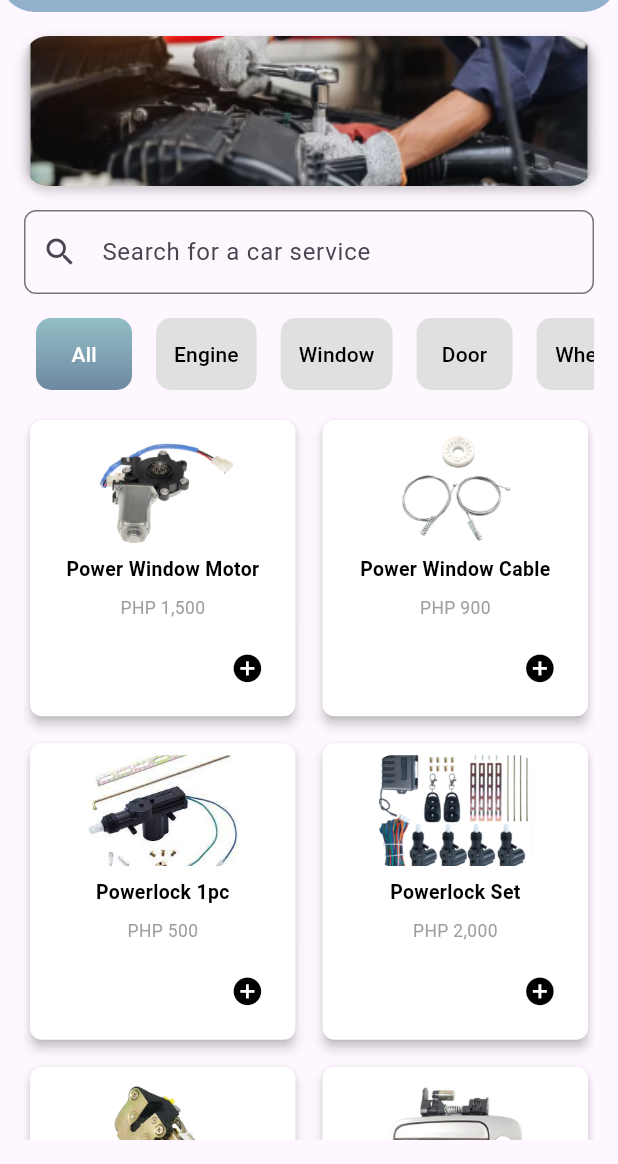
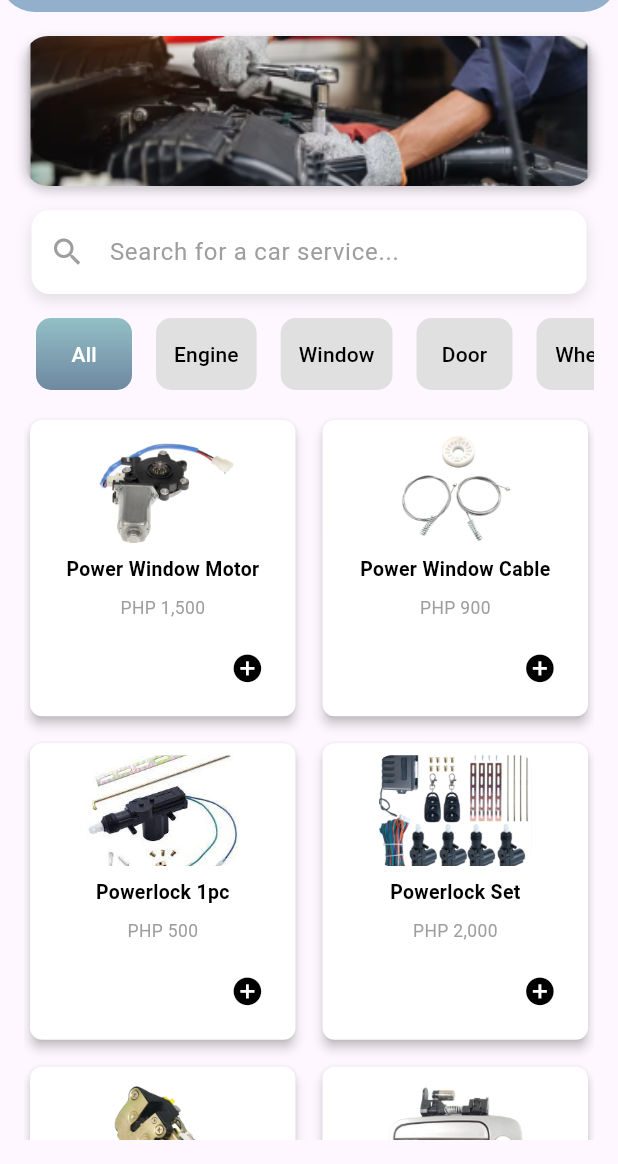
Before and after one commit to JohnLloydDev/AJ-Autofix-App, a Flutter app: the HomeScreen screen opened by its route, on a phone screen of 412 x 824 dp, the part 72-1236 px from its top. Run offline on Flutter 3.47's test engine with Material 3 defaults, Android fonts, the phone set to English and light mode, and no system bars; our stand-ins replace bloc, equatable, flutter_bloc, flutter_rating_bar, flutter_secure_storage, flutter_spinkit and 10 more; missing offline and left inert: onesignal_flutter; accounts and stored records are empty; network calls fail.

Commit message:
changes in datepicker, admin complete screen and admin user

```diff
--- a/lib/models/user_model.dart
+++ b/lib/models/user_model.dart
@@ -1,5 +1,5 @@
 import 'package:equatable/equatable.dart';
-import 'booking_model.dart'; // Import your Booking model
+import 'booking_model.dart';
 
 class User extends Equatable {
   final String id;
--- a/lib/screens/admin_completed_bookings_screen.dart
+++ b/lib/screens/admin_completed_bookings_screen.dart
@@ -178,7 +178,7 @@ class _AdminCompletedBookingsScreenState
                                         ),
                                         icon: const Icon(Icons.check,
                                             color: Colors.white),
-                                        label: const Text('Completed',
+                                        label: const Text('Finish Service!',
                                             style:
                                                 TextStyle(color: Colors.white)),
                                       ),
--- a/lib/screens/home.dart
+++ b/lib/screens/home.dart
@@ -313,17 +313,50 @@ class _HomeScreenState extends State<HomeScreen> {
                 ),
               ),
               const SizedBox(height: 16),
-              TextField(
-                controller: _searchController,
-                decoration: InputDecoration(
-                  prefixIcon: const Icon(Icons.search),
-                  hintText: 'Search for a car service',
-                  border: OutlineInputBorder(
-                    borderRadius: BorderRadius.circular(8.0),
+              Container(
+                margin: const EdgeInsets.symmetric(
+                    horizontal: 5.0),
+                decoration: BoxDecoration(
+                  color: Colors.white,
+                  borderRadius:
+                      BorderRadius.circular(12.0),
+                  boxShadow: [
+                    BoxShadow(
+                      color: Colors.grey.withOpacity(0.3),
+                      blurRadius: 8.0,
+                      offset: const Offset(
+                          0, 4),
+                    ),
+                  ],
+                ),
+                child: TextField(
+                  controller: _searchController,
+                  decoration: InputDecoration(
+                    prefixIcon: const Icon(
+                      Icons.search,
+                      color: Colors.grey,
+                    ),
+                    suffixIcon: _searchController.text.isNotEmpty
+                        ? IconButton(
+                            icon: const Icon(Icons.clear, color: Colors.grey),
+                            onPressed: () {
+                              _searchController.clear();
+                            },
+                          )
+                        : null,
+                    hintText: 'Search for a car service...',
+                    hintStyle: const TextStyle(
+                        color: Colors.grey, fontSize: 16),
+                    border: InputBorder.none,
+                    contentPadding: const EdgeInsets.symmetric(
+                        vertical: 16.0),
                   ),
+                  style: const TextStyle(
+                      fontSize: 16.0, color: Colors.black),
                 ),
               ),
-              const SizedBox(height: 16),
+              const SizedBox(
+                  height: 16),
               SingleChildScrollView(
                 scrollDirection: Axis.horizontal,
                 child: Row(
```
Also changed, not shown: lib/screens/admin_user_screen.dart (+14 -25 lines), lib/widgets/date_picker_field.dart (+24 -19 lines).
